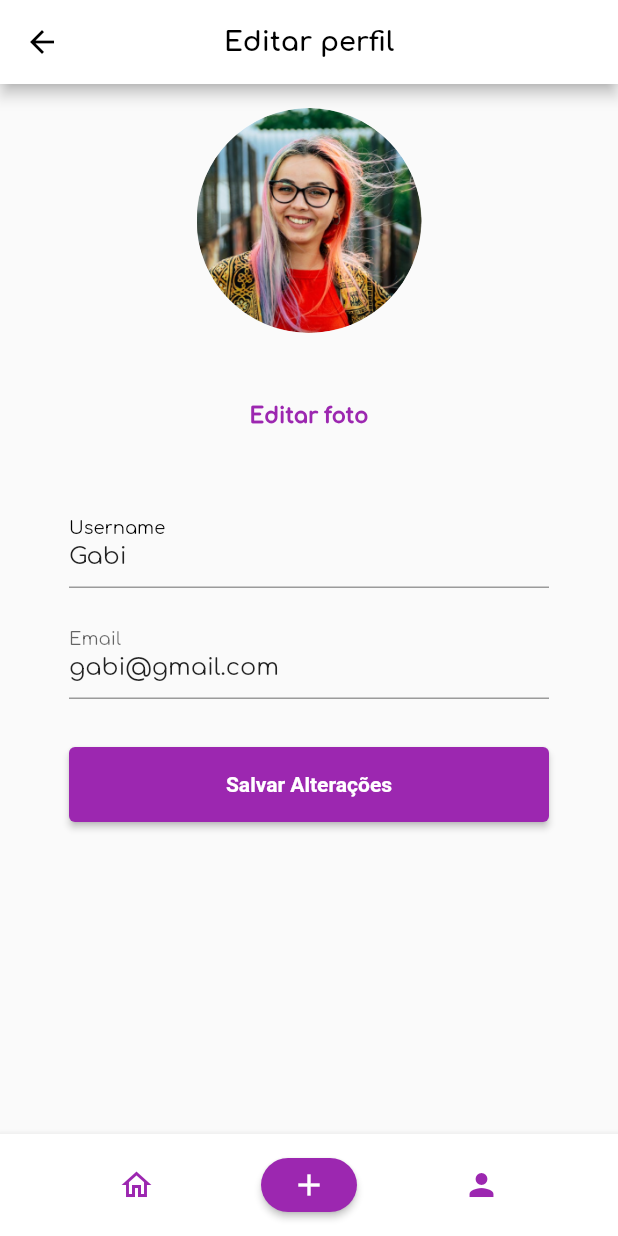
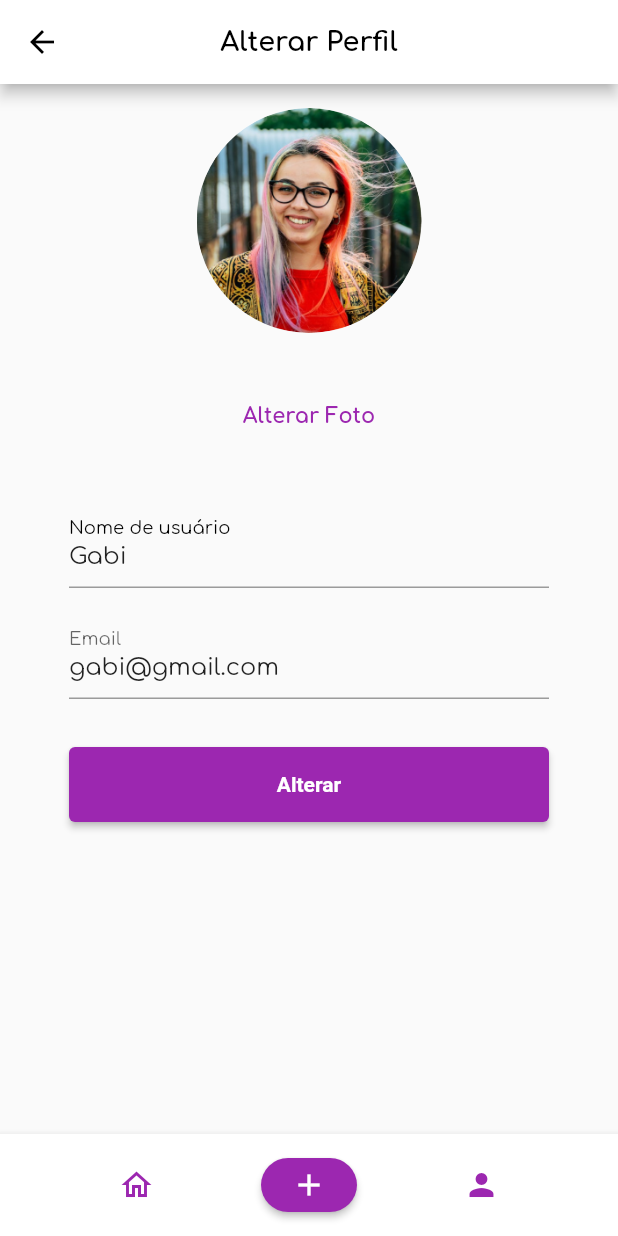
Before and after one commit to Kathamala/easy_scrum, a Flutter app: the ProfileEditPage screen opened directly, on a phone screen of 412 x 824 dp. Run offline on Flutter 3.47's test engine with Material 2 defaults, Android fonts, the phone set to English and light mode, and no system bars; our stand-ins replace image_picker; project files that could hold a hidden picture were left out.

Commit message:
Realiza melhorias nos componentes de perfil

```diff
--- a/lib/models/person.dart
+++ b/lib/models/person.dart
@@ -1,11 +1,15 @@
 class Person {
   late int _id;
   late String _name;
+  late String _username;
+  late String _email;
   late String _imageUrl;
 
-  Person(int id, String name, String imageUrl) {
+  Person(int id, String name, String username, String email, String imageUrl) {
     setId(id);
     setName(name);
+    setUsername(username);
+    setEmail(email);
     setImageUrl(imageUrl);
   }
 
@@ -25,6 +29,22 @@ class Person {
     _name = name;
   }
 
+  String getUsername() {
+    return _username;
+  }
+
+  void setUsername(String username) {
+    _username = username;
+  }
+
+  String getEmail() {
+    return _email;
+  }
+
+  void setEmail(String email) {
+    _email = email;
+  }
+
   String getImageUrl() {
     return _imageUrl;
   }
--- a/lib/pages/home.dart
+++ b/lib/pages/home.dart
@@ -224,7 +224,7 @@ class _HomePageState extends State<HomePage> {
         DateTime.now(),
         Project(1, 'Easy Scrum'),
         CategoryMeeting(1, 'Daily'),
-        [Person(0, 'Fulano de Tal', '')],
+        [Person(0, 'Fulano de Tal', '', '', '')],
       ),
     );
     _meetings.add(
@@ -236,7 +236,7 @@ class _HomePageState extends State<HomePage> {
         DateTime.now(),
         Project(1, 'Easy Scrum'),
         CategoryMeeting(2, 'Stand-up'),
-        [Person(0, 'Fulano de Tal', '')],
+        [Person(0, 'Fulano de Tal', '', '', '')],
       ),
     );
   }
--- a/lib/pages/meeting/meeting-list.dart
+++ b/lib/pages/meeting/meeting-list.dart
@@ -179,8 +179,8 @@ class _MeetingListPageState extends State<MeetingListPage> {
   @override
   void initState() {
     super.initState();
-    _allMeetings.add(Meeting(0, 'My Daily', 'https://meet.google.com/', 'Alguma descrição feita', DateTime.now(), Project(1, 'Easy Scrum'), CategoryMeeting(1, 'Daily'), [Person(0, 'Fulano de Tal', '')]));
-    _allMeetings.add(Meeting(1, 'My Stand-up', 'https://meet.google.com/', 'Alguma descrição feita', DateTime.now(), Project(1, 'Easy Scrum'), CategoryMeeting(2, 'Stand-up'), [Person(0, 'Fulano de Tal', '')]));
+    _allMeetings.add(Meeting(0, 'My Daily', 'https://meet.google.com/', 'Alguma descrição feita', DateTime.now(), Project(1, 'Easy Scrum'), CategoryMeeting(1, 'Daily'), [Person(0, 'Fulano de Tal', '', '', '')]));
+    _allMeetings.add(Meeting(1, 'My Stand-up', 'https://meet.google.com/', 'Alguma descrição feita', DateTime.now(), Project(1, 'Easy Scrum'), CategoryMeeting(2, 'Stand-up'), [Person(0, 'Fulano de Tal', '', '', '')]));
     _meetings = [..._allMeetings];
   }
 
--- a/lib/pages/profile/profile-edit.dart
+++ b/lib/pages/profile/profile-edit.dart
@@ -1,14 +1,13 @@
 // ignore_for_file: file_names
 
 import 'dart:io';
+import 'package:easy_scrum/models/person.dart';
 import 'package:flutter/material.dart';
 import 'package:image_picker/image_picker.dart';
-
 import 'package:easy_scrum/design/colors.dart';
-import 'package:easy_scrum/pages/profile/profile.dart';
-
 import 'package:easy_scrum/components/BottomAppBar.dart';
 import 'package:easy_scrum/components/TopAppBar.dart';
+import 'package:easy_scrum/pages/profile/profile.dart';
 
 class ProfileEditPage extends StatefulWidget {
   const ProfileEditPage({Key? key}) : super(key: key);
@@ -18,12 +17,14 @@ class ProfileEditPage extends StatefulWidget {
 }
 
 class _ProfileEditPage extends State<ProfileEditPage> {
-  final formKey = GlobalKey<FormState>();
-  final TextEditingController _username = TextEditingController();
+  File? _image;
+  late Person _person;
 
-  File? _image;
+  final GlobalKey<FormState> _formKey = GlobalKey<FormState>();
+  final TextEditingController _usernameController = TextEditingController();
+  final TextEditingController _emailController = TextEditingController();
 
-  Future getImage(ImageSource source) async {
+  Future _getImage(ImageSource source) async {
     final image = await ImagePicker().pickImage(source: source);
 
     if (image == null) return;
@@ -35,12 +36,139 @@ class _ProfileEditPage extends State<ProfileEditPage> {
     });
   }
 
-  String username = 'Gabi';
-  String email = 'gabi@gmail.com';
+  // TO-DO: to integrate
+  Future<void> _submit() async {
+    Navigator.push(
+      context,
+      MaterialPageRoute(
+        builder: (context) => const ProfilePage(),
+      ),
+    );
+  }
 
-  void profile() {
-    Navigator.push(context,
-        MaterialPageRoute(builder: (context) => const ProfileEditPage()));
+  Column _navagationMenu() {
+    return Column(
+      children: <Widget>[
+        const Center(
+          child: Icon(
+            Icons.maximize_rounded,
+            size: 50,
+            color: Colors.black45,
+          ),
+        ),
+        ListTile(
+          leading: Icon(
+            Icons.wallpaper,
+            color: AppColors.black,
+          ),
+          title: const Text('Galeria'),
+          onTap: () => _getImage(ImageSource.gallery),
+        ),
+        ListTile(
+          leading: Icon(
+            Icons.photo_camera,
+            color: AppColors.black,
+          ),
+          title: const Text('Câmera'),
+          onTap: () => _getImage(ImageSource.camera),
+        )
+      ],
+    );
+  }
+
+  void _onButtonPressed() {
+    showModalBottomSheet(
+      context: context,
+      builder: (context) {
+        return SizedBox(
+          height: 180,
+          child: Container(
+            child: _navagationMenu(),
+            decoration: BoxDecoration(
+              color: Theme.of(context).canvasColor,
+              borderRadius: const BorderRadius.only(
+                topLeft: Radius.circular(10),
+                topRight: Radius.circular(10),
+              ),
+            ),
+          ),
+        );
+      },
+    );
+  }
+
+  Widget __getImage() {
+    return _image != null
+        ? Container(
+            height: 150,
+            width: 150,
+            decoration: BoxDecoration(
+              shape: BoxShape.circle,
+              image: DecorationImage(
+                fit: BoxFit.contain,
+                image: FileImage(_image!),
+              ),
+            ),
+          )
+        : Container(
+            height: 150,
+            width: 150,
+            decoration: const BoxDecoration(
+              shape: BoxShape.circle,
+              image: DecorationImage(
+                fit: BoxFit.contain,
+                image: AssetImage('assets/images/gabi.png'),
+              ),
+            ),
+          );
+  }
+
+  Widget _getForm() {
+    return Padding(
+      padding: const EdgeInsets.fromLTRB(30, 0, 30, 0),
+      child: Column(
+        children: [
+          TextFormField(
+            decoration: InputDecoration(
+              labelText: 'Nome de usuário',
+              labelStyle: TextStyle(
+                color: AppColors.black,
+              ),
+            ),
+            controller: _usernameController,
+            validator: (value) {
+              if (value!.isEmpty) {
+                return 'Insira o nome de usuário!';
+              } else {
+                return null;
+              }
+            },
+          ),
+          const SizedBox(height: 16),
+          TextFormField(
+            decoration: const InputDecoration(
+              labelText: 'Email',
+            ),
+            controller: _emailController,
+            validator: (value) {
+              if (value!.isEmpty) {
+                return 'Insira o email!';
+              } else {
+                return null;
+              }
+            },
+          ),
+        ],
+      ),
+    );
+  }
+
+  @override
+  void initState() {
+    super.initState();
+    _person = Person(0, 'Gabi', 'Gabi', 'gabi@gmail.com', '');
+    _usernameController.text = _person.getUsername();
+    _emailController.text = _person.getEmail();
   }
 
   @override
@@ -49,62 +177,21 @@ class _ProfileEditPage extends State<ProfileEditPage> {
       return Padding(
         padding: const EdgeInsets.fromLTRB(0, 15, 0, 15),
         child: TextButton(
-            onPressed: _onButtonPressed,
-            style: ElevatedButton.styleFrom(
-                fixedSize: const Size(150, 50), shape: const StadiumBorder()),
-            child: const Text(
-              "Editar foto",
-              style: TextStyle(
-                  color: Colors.purple,
-                  fontSize: 14,
-                  fontWeight: FontWeight.w900),
-            )),
-      );
-    }
-
-    Widget _getForm() {
-      return Padding(
-        padding: const EdgeInsets.fromLTRB(30, 0, 30, 0),
-        child: Column(children: [
-          TextFormField(
-            initialValue: username,
-            decoration: const InputDecoration(
-              labelText: 'Username',
-              labelStyle: TextStyle(
-                color: Colors.black,
-              ),
+          onPressed: _onButtonPressed,
+          style: ElevatedButton.styleFrom(
+            fixedSize: const Size(150, 50),
+            shape: const StadiumBorder(),
+          ),
+          child: Text(
+            'Alterar Foto',
+            style: TextStyle(
+              color: AppColors.primaryPurple,
+              fontSize: 14,
+              fontWeight: FontWeight.w700,
             ),
           ),
-          const SizedBox(height: 16),
-          TextFormField(
-            initialValue: email,
-            decoration: const InputDecoration(
-              labelText: 'Email',
-            ),
-          ),
-        ]),
+        ),
       );
-    }
-
-    Widget _getImage() {
-      return _image != null
-          ? Container(
-              height: 150,
-              width: 150,
-              decoration: BoxDecoration(
-                shape: BoxShape.circle,
-                image: DecorationImage(
-                    fit: BoxFit.contain, image: FileImage(_image!)),
-              ))
-          : Container(
-              height: 150,
-              width: 150,
-              decoration: const BoxDecoration(
-                shape: BoxShape.circle,
-                image: DecorationImage(
-                    fit: BoxFit.contain,
-                    image: AssetImage("assets/images/gabi.png")),
-              ));
     }
 
     Widget _getButton() {
@@ -114,11 +201,12 @@ class _ProfileEditPage extends State<ProfileEditPage> {
           height: 50.0,
           child: ElevatedButton(
             onPressed: () {
-              Navigator.push(context,
-                  MaterialPageRoute(builder: (context) => const ProfilePage()));
+              if (_formKey.currentState!.validate()) {
+                _submit();
+              }
             },
             child: const Text(
-              'Salvar Alterações',
+              'Alterar',
               style: TextStyle(
                 color: Colors.white,
                 fontSize: 14.0,
@@ -137,23 +225,19 @@ class _ProfileEditPage extends State<ProfileEditPage> {
     }
 
     return Scaffold(
-      appBar: AppBar(
-        backgroundColor: AppColors.white,
-        title: const Text("Editar perfil",
-            style: TextStyle(
-                color: Colors.black,
-                fontSize: 18,
-                fontWeight: FontWeight.bold)),
-        centerTitle: true,
+      appBar: TopAppBar(
+        Key(DateTime.now().millisecondsSinceEpoch.toString()),
+        'Alterar Perfil',
+        List.empty(),
       ),
       bottomNavigationBar: const BottomAppBarEasyScrum(),
       body: Form(
-        key: formKey,
+        key: _formKey,
         //autovalidateMode: AutovalidateMode.onUserInteraction,
         child: ListView(
           padding: const EdgeInsets.all(16),
           children: [
-            _getImage(),
+            __getImage(),
             const SizedBox(height: 16),
             _editPhoto(),
             const SizedBox(height: 16),
@@ -165,45 +249,4 @@ class _ProfileEditPage extends State<ProfileEditPage> {
       ),
     );
   }
-
-  void _onButtonPressed() {
-    showModalBottomSheet(
-        context: context,
-        builder: (context) {
-          return SizedBox(
-            height: 180,
-            child: Container(
-              child: _navagationMenu(),
-              decoration: BoxDecoration(
-                color: Theme.of(context).canvasColor,
-                borderRadius: const BorderRadius.only(
-                    topLeft: Radius.circular(10),
-                    topRight: Radius.circular(10)),
-              ),
-            ),
-          );
-        });
-  }
-
-  Column _navagationMenu() {
-    return Column(
-      children: <Widget>[
-        const Center(
-          child: Icon(Icons.maximize_rounded, size: 50, color: Colors.black45),
-        ),
-        ListTile(
-          leading: const Icon(Icons.wallpaper, color: Colors.black),
-          title: const Text('Galeria'),
-          onTap: () => getImage(ImageSource.gallery),
-        ),
-        ListTile(
-          leading: const Icon(Icons.photo_camera, color: Colors.black),
-          title: const Text(
-            'Câmera',
-          ),
-          onTap: () => getImage(ImageSource.camera),
-        )
-      ],
-    );
-  }
 }
```
Also changed, not shown: lib/main.dart (+5 -2 lines), lib/pages/profile/profile.dart (+86 -58 lines), pubspec.lock.
